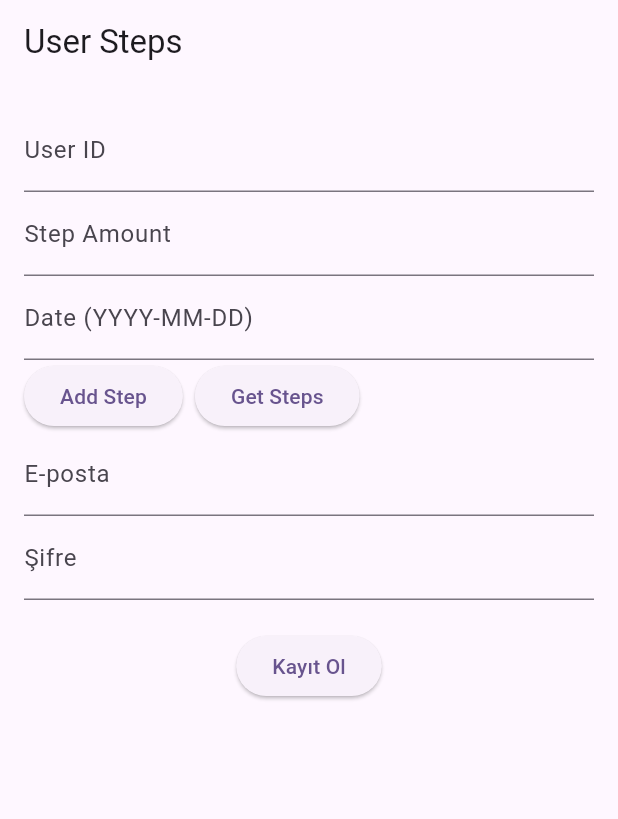
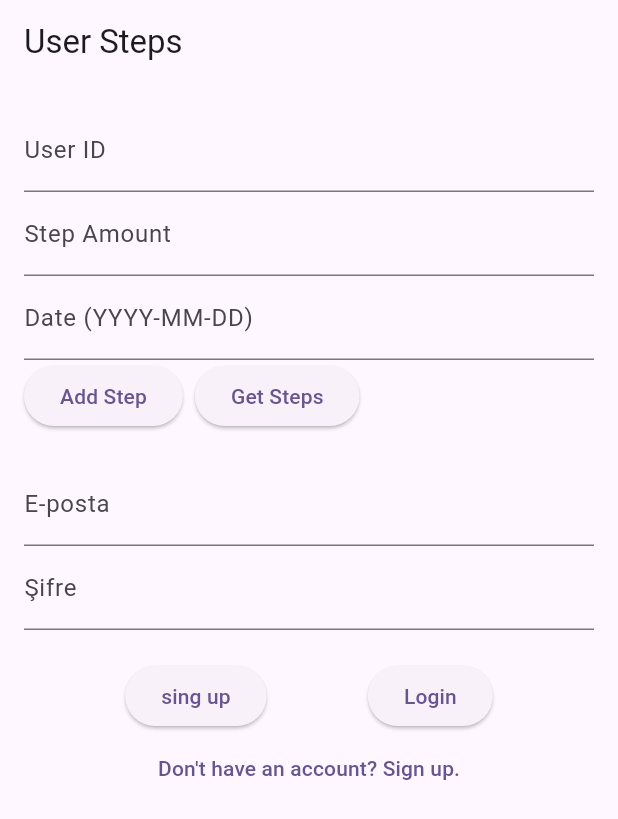
Before and after one commit to Fleqpe/Walkverse, a Flutter app: the UserStepsScreen screen opened directly, on a phone screen of 412 x 824 dp. Shown: the top 819 px of the screen. Run offline on Flutter 3.47's test engine with Material 3 defaults, Android fonts, the phone set to English and light mode, and no system bars; our stand-ins replace cloud_firestore, firebase_auth, firebase_core, pedometer, permission_handler, syncfusion_flutter_charts; accounts and stored records are empty.

Commit message:
giris yap fonksiyonu eklendi

```diff
--- a/lib/backend/backendtest.dart
+++ b/lib/backend/backendtest.dart
@@ -4,7 +4,7 @@ import 'package:firebase_auth/firebase_auth.dart';
 class UserStepsService {
   final FirebaseFirestore firestore = FirebaseFirestore.instance;
   final CollectionReference _userStepsCollection = FirebaseFirestore.instance.collection('UserSteps');
-  final FirebaseAuth _auth = FirebaseAuth.instance;
+
 
   Future<void> addUserStep(String userId, int stepAmount, DateTime date) async {
     try {
@@ -47,6 +47,12 @@ class UserStepsService {
     }
   }
 
+}
+
+
+class AuthService {
+  final FirebaseAuth _auth = FirebaseAuth.instance;
+
 
   Future<User?> registerUser({required String email, required String password}) async {
     try {
@@ -61,4 +67,33 @@ class UserStepsService {
       return null;
     }
   }
+
+  Future<String> loginUser(String email, String password) async {
+    try {
+      UserCredential userCredential = await _auth.signInWithEmailAndPassword(
+        email: email,
+        password: password,
+      );
+      if (userCredential.user != null) {
+        return "success"; // Giriş başarılı
+      }
+    } on FirebaseAuthException catch (e) {
+        print("HATA MESAJI: " + e.code);
+        // switch (e.code) {
+        //   case 'user-not-found':
+        //     return "User not found. Please sign up.";
+        //   case 'wrong-password':
+        //     return "Incorrect password. Try again.";
+        //   case 'invalid-email':
+        //     return "The email address is not valid.";
+        //   case 'user-disabled':
+        //     return "This user account has been disabled.";
+        //   case 'too-many-requests':
+        //     return "Too many login attempts. Please try again later.";
+        //   default:
+            return "Login failed. ${e.message}";
+        //}
+      }
+    return "Login failed. Please try again.";
+  }
 }
--- a/lib/backend/test_interface.dart
+++ b/lib/backend/test_interface.dart
@@ -1,6 +1,7 @@
 import 'backendtest.dart';
 import 'package:flutter/material.dart';
 import 'package:firebase_core/firebase_core.dart';
+
 
 void main() async {
   WidgetsFlutterBinding.ensureInitialized();
@@ -24,13 +25,16 @@ class UserStepsScreen extends StatefulWidget {
 
 class _UserStepsScreenState extends State<UserStepsScreen> {
   final UserStepsService _userStepsService = UserStepsService();
+  final AuthService _authService = AuthService();
+
   final TextEditingController _userIdController = TextEditingController();
   final TextEditingController _stepAmountController = TextEditingController();
   final TextEditingController _dateController = TextEditingController();
   final TextEditingController _emailController = TextEditingController();
   final TextEditingController _passwordController = TextEditingController();
+
   List<Map<String, dynamic>> _userSteps = [];
-
+  String errorMessage = "";
 
 
   @override
@@ -70,7 +74,7 @@ class _UserStepsScreenState extends State<UserStepsScreen> {
 
               ],
             ),
-
+            SizedBox(height: 20),
 
             TextField(
               controller: _emailController,
@@ -82,11 +86,32 @@ class _UserStepsScreenState extends State<UserStepsScreen> {
               obscureText: true,
             ),
             SizedBox(height: 20),
-            ElevatedButton(
-              onPressed: _register,
-              child: Text("Kayıt Ol"),
+            Row(mainAxisAlignment: MainAxisAlignment.spaceEvenly,
+              children: [
+                ElevatedButton(
+                  onPressed: _register,
+                  child: Text("sing up"),
+                ),
+                ElevatedButton(
+                  onPressed: _login,
+                  child: Text("Login"),
+                ),
+              ],
             ),
-
+            TextButton(
+              onPressed: () {
+                //Navigator.pushNamed(context, '/signup'); // Kayıt ol sayfasına yönlendirme
+              },
+              child: Text("Don't have an account? Sign up."),
+            ),
+            if (errorMessage.isNotEmpty)
+              Padding(
+                padding: const EdgeInsets.only(top: 20),
+                child: Text(
+                  errorMessage,
+                  style: TextStyle(color: Colors.red),
+                ),
+              ),
             Expanded(
               child: ListView.builder(
                 itemCount: _userSteps.length,
@@ -121,12 +146,13 @@ class _UserStepsScreenState extends State<UserStepsScreen> {
       _userSteps = steps;
     });
   }
+
   Future<void> _register() async {
     final email = _emailController.text.trim();
     final password = _passwordController.text.trim();
 
     if (email.isNotEmpty && password.isNotEmpty) {
-      final user = await _userStepsService.registerUser(email: email, password: password);
+      final user = await _authService.registerUser(email: email, password: password);
 
       if (user != null) {
         ScaffoldMessenger.of(context).showSnackBar(
@@ -143,4 +169,39 @@ class _UserStepsScreenState extends State<UserStepsScreen> {
       );
     }
   }
+
+  void _login() async {
+    String email = _emailController.text.trim();
+    String password = _passwordController.text.trim();
+
+    if (email.isEmpty || password.isEmpty) {
+      setState(() {
+        ScaffoldMessenger.of(context).showSnackBar(
+        SnackBar(content: Text("Email and password cannot be empty.")),
+      );
+
+      });
+      return;
+    }
+
+    String result = await _authService.loginUser(email, password);
+    setState(() {
+      errorMessage = result;
+
+        ScaffoldMessenger.of(context).showSnackBar(
+        SnackBar(content: Text(errorMessage)),);
+
+    });
+
+    if (result == "success") {
+      setState(() {
+        ScaffoldMessenger.of(context).showSnackBar(
+        SnackBar(content: Text("Giriş başarılı. Ana sayfaya yönlendirme yapılabilir.")),
+      );
+
+      });
+      // Giriş başarılı. Ana sayfaya yönlendirme yapılabilir.
+      //Navigator.pushReplacementNamed(context, '/home');
+    }
+  }
 }
```
